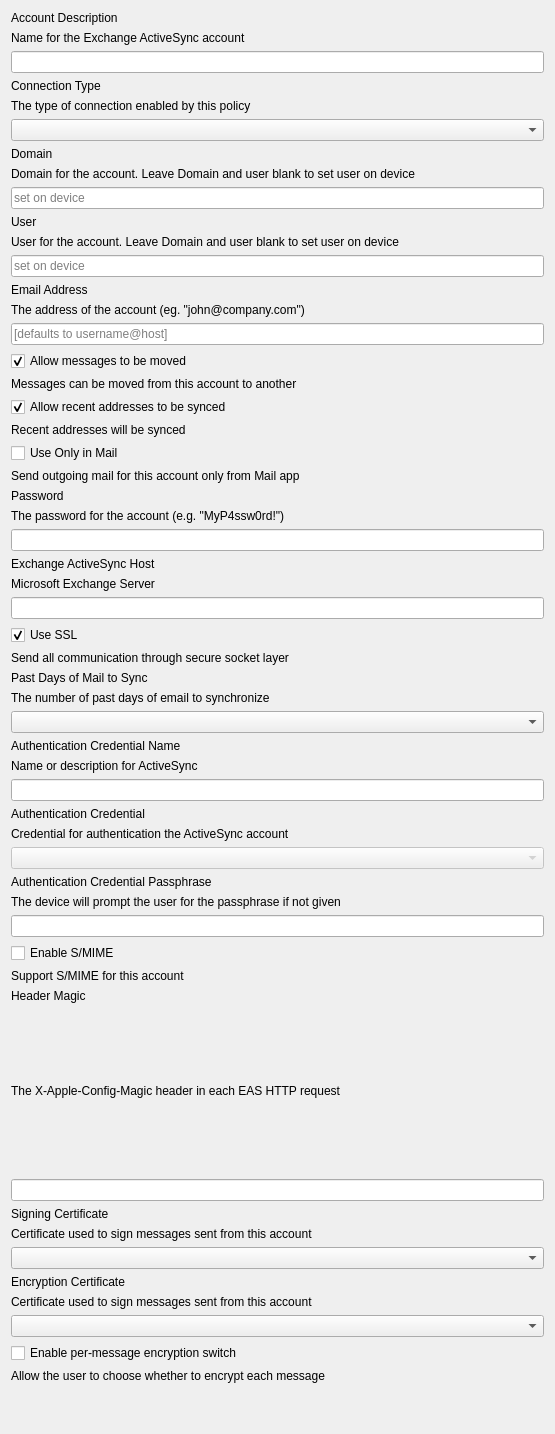
Old version of the form FWAdminLib/Configurator/ExchangeForm.ui in the repository fw-dev/translations.
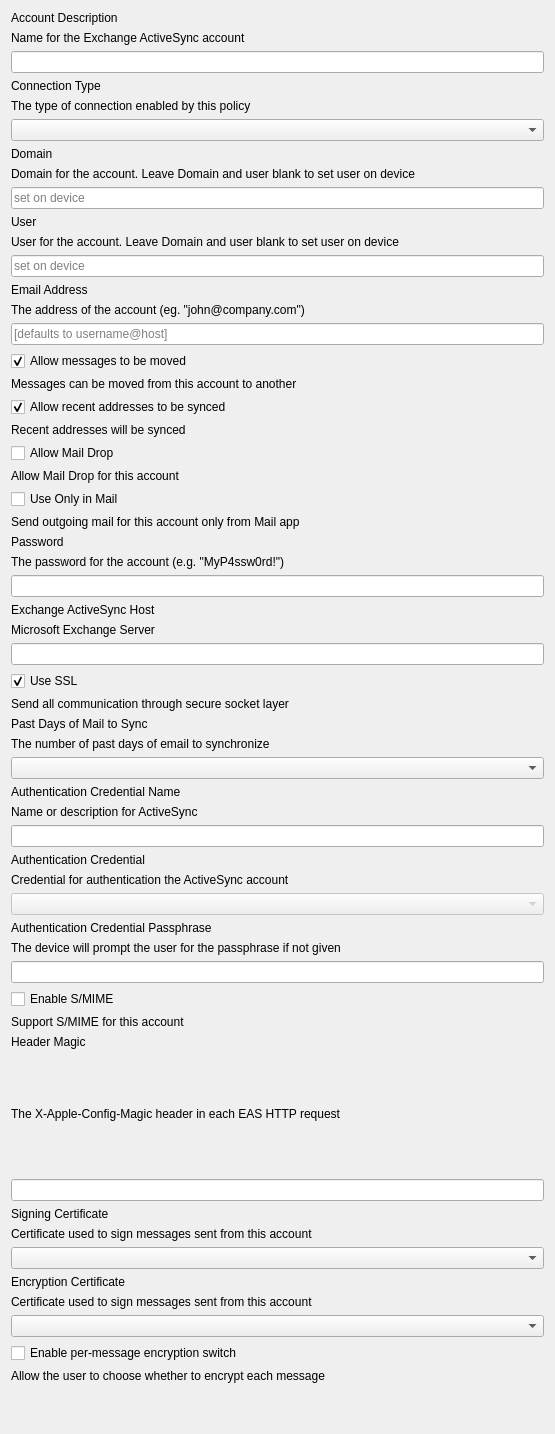
New version of the form.

What changed in the file:
```diff
--- a/FWAdminLib/Configurator/ExchangeForm.ui
+++ b/FWAdminLib/Configurator/ExchangeForm.ui
@@ -158,6 +158,20 @@
      </property>
     </widget>
    </item>
+   <item>
+    <widget class="QCheckBox" name="checkBoxAllowMailDrop">
+     <property name="text">
+      <string>Allow Mail Drop</string>
+     </property>
+    </widget>
+   </item>
+   <item>
+    <widget class="QLabel" name="lTipAllowMailDrop">
+     <property name="text">
+      <string>Allow Mail Drop for this account</string>
+     </property>
+    </widget>
+   </item>
    <item>
     <widget class="QCheckBox" name="checkUseOnlyMail">
      <property name="text">
```
Left out of the diff: 2 changed lines with no effect on the pictures.
